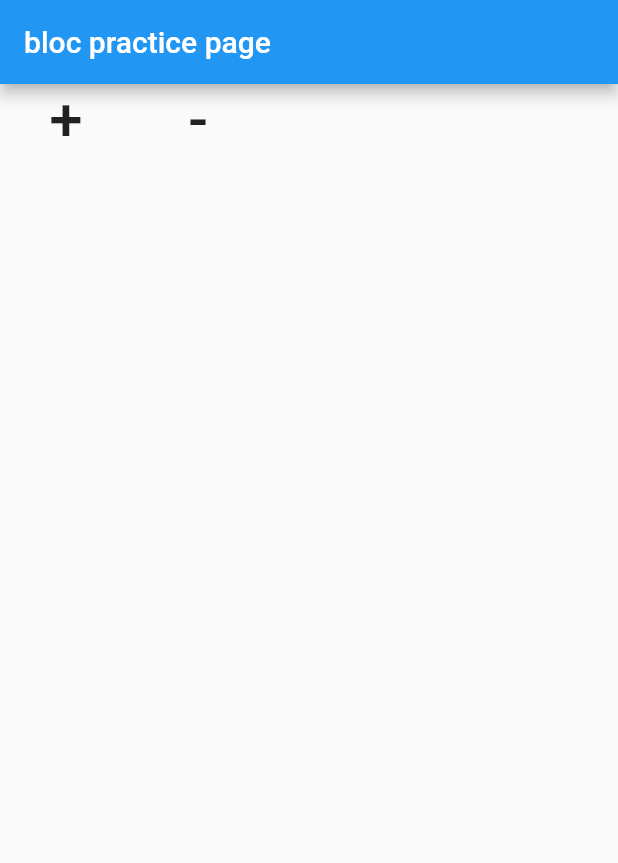
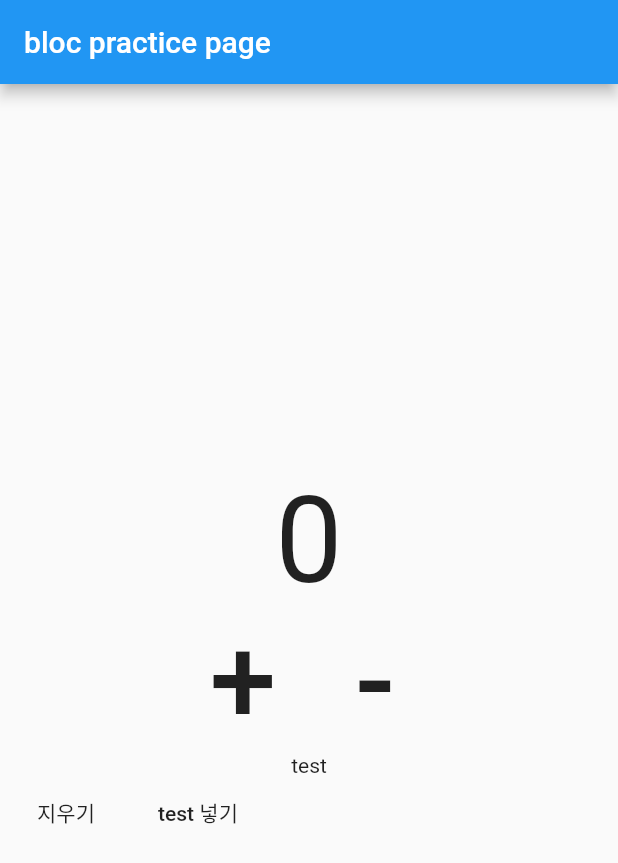
Before and after one commit to char-null/bloc_practice, a Flutter app: the screen it shows after launch, on a phone screen of 412 x 824 dp. Shown: the top 863 px of the screen. Run offline on Flutter 3.47's test engine with Material 2 defaults, Android fonts, the phone set to English and light mode, and no system bars.

Commit message:
7/16 commit

```diff
--- a/lib/src/bloc_pattern/bloc/count_bloc.dart
+++ b/lib/src/bloc_pattern/bloc/count_bloc.dart
@@ -3,11 +3,17 @@ import 'dart:async';
 class CountBloc {
   CountEventBloc countEventBloc = CountEventBloc();
   int _count = 0;
+  String _name = 'test';
+
   final StreamController<int> _countSubject = StreamController<int>();
+  final StreamController<String> _textSubject = StreamController<String>();
+
   Stream<int> get count => _countSubject.stream;
+  Stream<String> get string => _textSubject.stream;
 
   CountBloc() {
     countEventBloc._countEventSubject.stream.listen(_countEventListen);
+    countEventBloc._textEventSubject.stream.listen(_textEventListen);
   }
 
   _countEventListen(CountEvent event) {
@@ -21,11 +27,38 @@ class CountBloc {
     }
     _countSubject.sink.add(_count);
   }
+
+  _textEventListen(TextEvent event) {
+    switch (event) {
+      case TextEvent.DELETE:
+        _name = '';
+        break;
+      case TextEvent.TEST:
+        _name = 'test';
+        break;
+    }
+    _textSubject.sink.add(_name);
+  }
+
+  dispose() {
+    _countSubject.close();
+    countEventBloc.dispose();
+  }
 }
 
 class CountEventBloc {
   final StreamController<CountEvent> _countEventSubject =
       StreamController<CountEvent>();
+  final StreamController<TextEvent> _textEventSubject =
+      StreamController<TextEvent>();
+  Sink<CountEvent> get countEventSink => _countEventSubject.sink;
+  Sink<TextEvent> get textEventSink => _textEventSubject.sink;
+
+  dispose() {
+    _countEventSubject.close();
+    _textEventSubject.close();
+  }
 }
 
 enum CountEvent { ADD_EVENT, SUBTRACT_EVENT }
+enum TextEvent { DELETE, TEST }
--- a/lib/src/bloc_pattern/components/count_view.dart
+++ b/lib/src/bloc_pattern/components/count_view.dart
@@ -1,4 +1,5 @@
 import 'package:bloc_practice/src/bloc_pattern/bloc/count_bloc.dart';
+import 'package:bloc_practice/src/bloc_pattern/ui/bloc_practice.dart';
 import 'package:flutter/material.dart';
 
 class CountView extends StatelessWidget {
@@ -7,8 +8,20 @@ class CountView extends StatelessWidget {
   @override
   Widget build(BuildContext context) {
     return StreamBuilder(
-      builder: (BuildContext context, AsyncSnapshot<int> snapshot) {},
-      stream: countbloc.count,
-    );
+        initialData: 0,
+        builder: (BuildContext context, AsyncSnapshot<int> snapshot) {
+          if (snapshot.hasData) {
+            return Text(
+              snapshot.data.toString(),
+              style: const TextStyle(
+                fontSize: 80,
+              ),
+            );
+          }
+          return const Center(
+            child: CircularProgressIndicator(),
+          );
+        },
+        stream: countBloc!.count);
   }
 }
--- /dev/null
+++ b/lib/src/bloc_pattern/components/text_test.dart
@@ -0,0 +1,23 @@
+import 'package:bloc_practice/src/bloc_pattern/bloc/count_bloc.dart';
+import 'package:bloc_practice/src/bloc_pattern/ui/bloc_practice.dart';
+import 'package:flutter/material.dart';
+
+class TextTest extends StatelessWidget {
+  const TextTest({Key? key}) : super(key: key);
+
+  @override
+  Widget build(BuildContext context) {
+    return StreamBuilder(
+      stream: countBloc!.string,
+      initialData: 'test',
+      builder: (BuildContext context, AsyncSnapshot<String> snapshot) {
+        if (snapshot.hasData) {
+          return Text(snapshot.data!);
+        }
+        return const Center(
+          child: CircularProgressIndicator(),
+        );
+      },
+    );
+  }
+}
--- a/lib/src/bloc_pattern/ui/bloc_practice.dart
+++ b/lib/src/bloc_pattern/ui/bloc_practice.dart
@@ -1,5 +1,9 @@
+import 'package:bloc_practice/src/bloc_pattern/bloc/count_bloc.dart';
 import 'package:bloc_practice/src/bloc_pattern/components/count_view.dart';
+import 'package:bloc_practice/src/bloc_pattern/components/text_test.dart';
 import 'package:flutter/material.dart';
+
+CountBloc? countBloc;
 
 class BlocPractice extends StatefulWidget {
   const BlocPractice({Key? key}) : super(key: key);
@@ -10,32 +14,71 @@ class BlocPractice extends StatefulWidget {
 
 class _BlocPracticeState extends State<BlocPractice> {
   @override
+  void initState() {
+    // TODO: implement initState
+    super.initState();
+    countBloc = CountBloc();
+  }
+
+  @override
+  void dispose() {
+    // TODO: implement dispose
+    super.dispose();
+    countBloc!.dispose();
+  }
+
+  @override
   Widget build(BuildContext context) {
     return Scaffold(
       appBar: AppBar(
         title: const Text("bloc practice page"),
       ),
       body: Column(
+        mainAxisAlignment: MainAxisAlignment.center,
         children: [
           CountView(),
           Row(
+            mainAxisAlignment: MainAxisAlignment.center,
             children: [
               MaterialButton(
-                onPressed: () {},
+                onPressed: () {
+                  countBloc!.countEventBloc.countEventSink
+                      .add(CountEvent.ADD_EVENT);
+                },
                 child: Text(
                   "+",
-                  style: TextStyle(fontSize: 40),
+                  style: TextStyle(fontSize: 80),
                 ),
               ),
               MaterialButton(
-                onPressed: () {},
+                onPressed: () {
+                  countBloc!.countEventBloc.countEventSink
+                      .add(CountEvent.SUBTRACT_EVENT);
+                },
                 child: Text(
                   "-",
-                  style: TextStyle(fontSize: 40),
+                  style: TextStyle(fontSize: 80),
                 ),
-              )
+              ),
             ],
-          )
+          ),
+          TextTest(),
+          Row(
+            children: [
+              MaterialButton(
+                onPressed: () {
+                  countBloc!.countEventBloc.textEventSink.add(TextEvent.DELETE);
+                },
+                child: Text("지우기"),
+              ),
+              MaterialButton(
+                onPressed: () {
+                  countBloc!.countEventBloc.textEventSink.add(TextEvent.TEST);
+                },
+                child: Text("test 넣기"),
+              ),
+            ],
+          ),
         ],
       ),
     );
```
